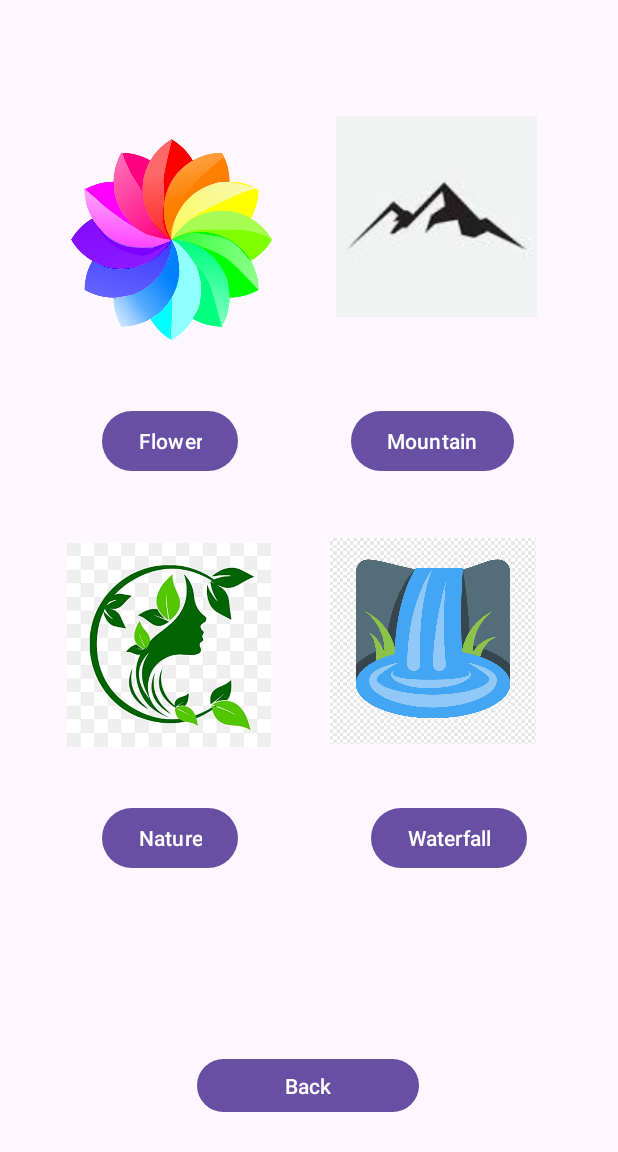
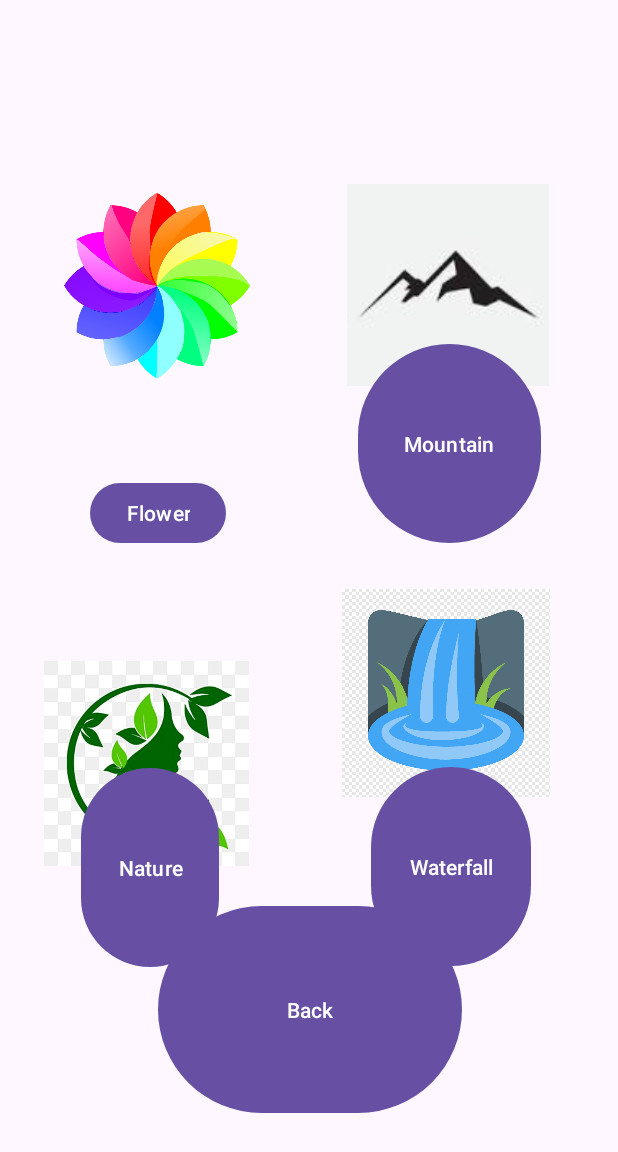
Before and after one commit to Dibya7252/Fst_Gallery, an Android app: the MainActivity2 screen opened directly, with no data from a screen before it, on a phone screen of 412 x 824 dp. Shown: the top 1152 px of the screen. Run offline under Robolectric (Android 15) with nearby library versions, the phone set to English and light mode, and no system bars.

Commit message:
Fst_Gallery

```diff
--- a/app/src/main/java/com/example/project_image_gallery/MainActivity2.java
+++ b/app/src/main/java/com/example/project_image_gallery/MainActivity2.java
@@ -2,7 +2,10 @@ package com.example.project_image_gallery;
 
 import androidx.appcompat.app.AppCompatActivity;
 
+import android.content.Intent;
 import android.os.Bundle;
+import android.view.View;
+import android.widget.Button;
 
 public class MainActivity2 extends AppCompatActivity {
 
@@ -10,5 +13,19 @@ public class MainActivity2 extends AppCompatActivity {
     protected void onCreate(Bundle savedInstanceState) {
         super.onCreate(savedInstanceState);
         setContentView(R.layout.activity_main2);
+
+        Button button2;
+        button2 =findViewById(R.id.button2);
+
+        Intent iBack;
+        iBack = new Intent(MainActivity2.this,MainActivity.class);
+
+
+        button2.setOnClickListener(new View.OnClickListener() {
+            @Override
+            public void onClick(View v) {
+                startActivity(iBack);
+            }
+        });
     }
 }
--- a/app/src/main/res/layout/activity_main.xml
+++ b/app/src/main/res/layout/activity_main.xml
@@ -10,7 +10,7 @@
     <Button
         android:id="@+id/button1"
         android:layout_width="wrap_content"
-        android:layout_height="38dp"
+        android:layout_height="53dp"
         android:layout_alignParentStart="true"
         android:layout_alignParentTop="true"
         android:layout_alignParentEnd="true"
@@ -18,14 +18,15 @@
         android:layout_marginStart="66dp"
         android:layout_marginTop="544dp"
         android:layout_marginEnd="65dp"
-        android:layout_marginBottom="149dp"
-        android:text="Gallery"
+        android:layout_marginBottom="134dp"
+        android:text="@string/gallery"
         app:layout_constraintBottom_toBottomOf="parent"
         app:layout_constraintEnd_toEndOf="parent"
         app:layout_constraintHorizontal_bias="0.455"
         app:layout_constraintStart_toStartOf="parent"
         app:layout_constraintTop_toBottomOf="@+id/imageView2"
-        app:layout_constraintVertical_bias="0.277" />
+        app:layout_constraintVertical_bias="0.277"
+        tools:ignore="VisualLintButtonSize,VisualLintOverlap" />
 
     <ImageView
         android:id="@+id/imageView2"
@@ -44,5 +45,6 @@
         app:layout_constraintStart_toStartOf="parent"
         app:layout_constraintTop_toTopOf="parent"
         app:layout_constraintVertical_bias="0.152"
-        app:srcCompat="@drawable/gallery_icon" />
+        app:srcCompat="@drawable/gallery_icon"
+        android:contentDescription="@string/todo" />
 </RelativeLayout>
--- a/app/src/main/res/layout/activity_main2.xml
+++ b/app/src/main/res/layout/activity_main2.xml
@@ -1,5 +1,5 @@
 <?xml version="1.0" encoding="utf-8"?>
-<androidx.constraintlayout.widget.ConstraintLayout xmlns:android="http://schemas.android.com/apk/res/android"
+<RelativeLayout xmlns:android="http://schemas.android.com/apk/res/android"
     xmlns:app="http://schemas.android.com/apk/res-auto"
     xmlns:tools="http://schemas.android.com/tools"
     android:layout_width="match_parent"
@@ -8,20 +8,36 @@
 
     <ImageView
         android:id="@+id/imageView"
-        android:layout_width="134dp"
-        android:layout_height="153dp"
+        android:layout_width="124dp"
+        android:layout_height="121dp"
+        android:layout_alignParentTop="true"
+        android:layout_alignParentEnd="true"
+        android:layout_alignParentBottom="true"
+        android:layout_marginTop="83dp"
+        android:layout_marginEnd="245dp"
+        android:layout_marginBottom="526dp"
         app:layout_constraintBottom_toTopOf="@+id/button2"
         app:layout_constraintEnd_toStartOf="@+id/imageView3"
         app:layout_constraintHorizontal_bias="0.528"
         app:layout_constraintStart_toStartOf="parent"
         app:layout_constraintTop_toTopOf="parent"
         app:layout_constraintVertical_bias="0.717"
-        app:srcCompat="@drawable/flower_logo" />
+        app:srcCompat="@drawable/flower_logo"
+        tools:ignore="ImageContrastCheck"
+        android:contentDescription="TODO" />
 
     <ImageView
         android:id="@+id/imageView3"
-        android:layout_width="134dp"
-        android:layout_height="148dp"
+        android:layout_width="130dp"
+        android:layout_height="wrap_content"
+        android:layout_alignParentStart="true"
+        android:layout_alignParentTop="true"
+        android:layout_alignParentEnd="true"
+        android:layout_alignParentBottom="true"
+        android:layout_marginStart="231dp"
+        android:layout_marginTop="81dp"
+        android:layout_marginEnd="46dp"
+        android:layout_marginBottom="526dp"
         app:layout_constraintBottom_toBottomOf="parent"
         app:layout_constraintEnd_toEndOf="parent"
         app:layout_constraintHorizontal_bias="0.805"
@@ -32,8 +48,14 @@
 
     <ImageView
         android:id="@+id/imageView4"
-        android:layout_width="136dp"
-        android:layout_height="155dp"
+        android:layout_width="wrap_content"
+        android:layout_height="151dp"
+        android:layout_alignParentStart="true"
+        android:layout_alignParentEnd="true"
+        android:layout_alignParentBottom="true"
+        android:layout_marginStart="29dp"
+        android:layout_marginEnd="246dp"
+        android:layout_marginBottom="239dp"
         app:layout_constraintBottom_toBottomOf="parent"
         app:layout_constraintEnd_toEndOf="parent"
         app:layout_constraintHorizontal_bias="0.163"
@@ -46,6 +68,14 @@
         android:id="@+id/imageView9"
         android:layout_width="137dp"
         android:layout_height="152dp"
+        android:layout_alignParentStart="true"
+        android:layout_alignParentTop="true"
+        android:layout_alignParentEnd="true"
+        android:layout_alignParentBottom="true"
+        android:layout_marginStart="228dp"
+        android:layout_marginTop="339dp"
+        android:layout_marginEnd="45dp"
+        android:layout_marginBottom="240dp"
         app:layout_constraintBottom_toBottomOf="parent"
         app:layout_constraintEnd_toEndOf="parent"
         app:layout_constraintHorizontal_bias="0.802"
@@ -55,9 +85,13 @@
         app:srcCompat="@drawable/waterfall_logo" />
 
     <Button
-        android:id="@+id/button2"
+        android:id="@+id/Bflower"
         android:layout_width="wrap_content"
         android:layout_height="wrap_content"
+        android:layout_alignParentEnd="true"
+        android:layout_alignParentBottom="true"
+        android:layout_marginEnd="261dp"
+        android:layout_marginBottom="458dp"
         android:text="Flower"
         app:layout_constraintBottom_toBottomOf="parent"
         app:layout_constraintEnd_toEndOf="parent"
@@ -67,9 +101,15 @@
         app:layout_constraintVertical_bias="0.348" />
 
     <Button
-        android:id="@+id/button3"
-        android:layout_width="wrap_content"
+        android:id="@+id/Bmountain"
+        android:layout_width="122dp"
         android:layout_height="wrap_content"
+        android:layout_alignParentTop="true"
+        android:layout_alignParentEnd="true"
+        android:layout_alignParentBottom="true"
+        android:layout_marginTop="225dp"
+        android:layout_marginEnd="51dp"
+        android:layout_marginBottom="458dp"
         android:text="Mountain"
         app:layout_constraintBottom_toBottomOf="parent"
         app:layout_constraintEnd_toEndOf="parent"
@@ -79,21 +119,38 @@
         app:layout_constraintVertical_bias="0.348" />
 
     <Button
-        android:id="@+id/button4"
+        android:id="@+id/Bnature"
         android:layout_width="wrap_content"
         android:layout_height="wrap_content"
+        android:layout_alignParentStart="true"
+        android:layout_alignParentTop="true"
+        android:layout_alignParentEnd="true"
+        android:layout_alignParentBottom="true"
+        android:layout_marginStart="54dp"
+        android:layout_marginTop="508dp"
+        android:layout_marginEnd="266dp"
+        android:layout_marginBottom="175dp"
         android:text="Nature"
         app:layout_constraintBottom_toBottomOf="parent"
         app:layout_constraintEnd_toEndOf="parent"
         app:layout_constraintHorizontal_bias="0.212"
         app:layout_constraintStart_toStartOf="parent"
         app:layout_constraintTop_toTopOf="parent"
-        app:layout_constraintVertical_bias="0.689" />
+        app:layout_constraintVertical_bias="0.689"
+        tools:ignore="VisualLintButtonSize" />
 
     <Button
-        android:id="@+id/button5"
+        android:id="@+id/Bwatterfall"
         android:layout_width="wrap_content"
         android:layout_height="wrap_content"
+        android:layout_alignParentStart="true"
+        android:layout_alignParentTop="true"
+        android:layout_alignParentEnd="true"
+        android:layout_alignParentBottom="true"
+        android:layout_marginStart="247dp"
+        android:layout_marginTop="507dp"
+        android:layout_marginEnd="58dp"
+        android:layout_marginBottom="176dp"
         android:text="Waterfall"
         app:layout_constraintBottom_toBottomOf="parent"
         app:layout_constraintEnd_toEndOf="parent"
@@ -103,15 +160,24 @@
         app:layout_constraintVertical_bias="0.689" />
 
     <Button
-        android:id="@+id/button6"
-        android:layout_width="148dp"
-        android:layout_height="43dp"
-        android:text="Back"
+        android:id="@+id/button2"
+        android:layout_width="202dp"
+        android:layout_height="53dp"
+        android:layout_alignParentStart="true"
+        android:layout_alignParentTop="true"
+        android:layout_alignParentEnd="true"
+        android:layout_alignParentBottom="true"
+        android:layout_marginStart="105dp"
+        android:layout_marginTop="600dp"
+        android:layout_marginEnd="104dp"
+        android:layout_marginBottom="78dp"
+        android:text="@string/back"
         app:layout_constraintBottom_toBottomOf="parent"
         app:layout_constraintEnd_toEndOf="parent"
         app:layout_constraintHorizontal_bias="0.498"
         app:layout_constraintStart_toStartOf="parent"
         app:layout_constraintTop_toTopOf="parent"
-        app:layout_constraintVertical_bias="0.899" />
+        app:layout_constraintVertical_bias="0.899"
+        tools:ignore="DuplicateIds" />
 
-</androidx.constraintlayout.widget.ConstraintLayout>
+</RelativeLayout>
--- a/app/src/main/res/values/strings.xml
+++ b/app/src/main/res/values/strings.xml
@@ -1,3 +1,6 @@
 <resources>
     <string name="app_name">Project_Image_Gallery</string>
+    <string name="back">Back</string>
+    <string name="gallery">Gallery</string>
+    <string name="todo">TODO</string>
 </resources>
```
